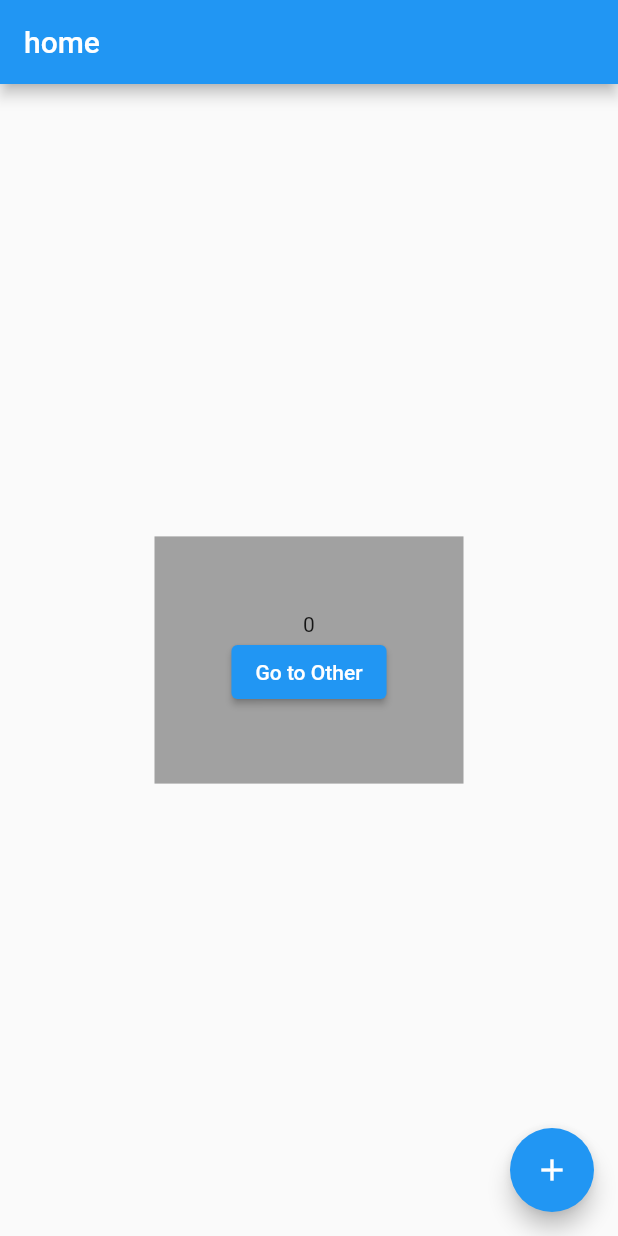
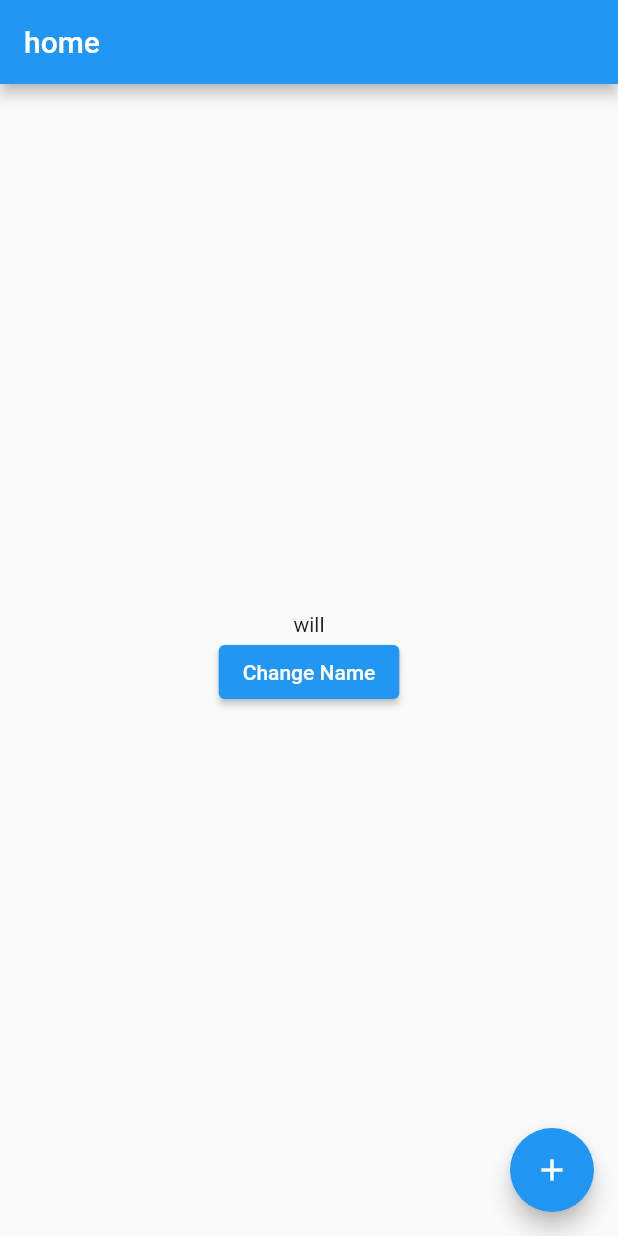
Before and after one commit to luizmurk/short-flutter-projects, a Flutter app: the screen it shows after launch, on a phone screen of 412 x 824 dp. Run offline on Flutter 3.47's test engine with Material 2 defaults, Android fonts, the light colour scheme and no system bars; our stand-ins replace get.

Commit message:
Get x with page routing and controllers

```diff
--- a/enn_bee/lib/main.dart
+++ b/enn_bee/lib/main.dart
@@ -24,7 +24,7 @@ class MyApp extends StatelessWidget {
         primarySwatch: Colors.blue,
       ),
       initialRoute: '/',
-      getPages: routes,
+      getPages: UserRoutes,
     );
   }
 }
--- a/enn_bee/lib/routes/pageRoutes.dart
+++ b/enn_bee/lib/routes/pageRoutes.dart
@@ -5,7 +5,12 @@ import 'package:get/get_navigation/src/routes/get_route.dart';
 import '../shared/Sample/screens/sampleScreen.dart';
 import '../shared/Sample/screens/secondSamplePageShowingTransferOfData.dart';
 
-List<GetPage<dynamic>> routes = [
+List<GetPage<dynamic>> UserRoutes = [
   GetPage(name: '/', page: () => const DefaultStatelessPage()),
   GetPage(name: '/second', page: () => const SecondPage()),
 ];
+
+List<GetPage<dynamic>> AdminRoutes = [
+  GetPage(name: '/', page: () => const DefaultStatelessPage()),
+  GetPage(name: '/Dasshbord', page: () => const SecondPage()),
+];
--- a/enn_bee/lib/shared/Sample/controllers/sampleControllerFIleWithGetx.dart
+++ b/enn_bee/lib/shared/Sample/controllers/sampleControllerFIleWithGetx.dart
@@ -1,7 +1,22 @@
+import 'package:flutter/material.dart';
 import 'package:get/get.dart';
 import 'package:get/get_state_manager/src/simple/get_controllers.dart';
 
 class SampleController extends GetxController {
   var count = 0.obs;
+  var name = "will".obs;
+  var age = 25.obs;
   increment() => count++;
+
+  changeName(newName) {
+    print(name);
+    name(newName);
+    Get.snackbar(
+      "New Name",
+      "Display the message here",
+      colorText: Colors.white,
+      backgroundColor: Colors.lightBlue,
+      icon: const Icon(Icons.add_alert),
+    );
+  }
 }
--- a/enn_bee/lib/shared/Sample/screens/sampleScreen.dart
+++ b/enn_bee/lib/shared/Sample/screens/sampleScreen.dart
@@ -23,17 +23,16 @@ class DefaultStatelessPage extends StatelessWidget {
       body: Obx(
         () => Center(
           child: Container(
-            color: AppColors.grey,
+            //color: AppColors.grey,
             width: SizeConfig.widthOf(50),
             height: SizeConfig.heightOf(20),
             child: Column(
               mainAxisAlignment: MainAxisAlignment.center,
               children: [
-                Text(sampleC.count.string),
+                Text(sampleC.name.string),
                 ElevatedButton(
-                    child: Text("Go to Other"),
-                    onPressed: () => Get.toNamed('/second',
-                        arguments: {"name": "Total Count"}))
+                    child: Text("Change Name"),
+                    onPressed: () => sampleC.changeName("deby"))
               ],
             ),
           ),
```
